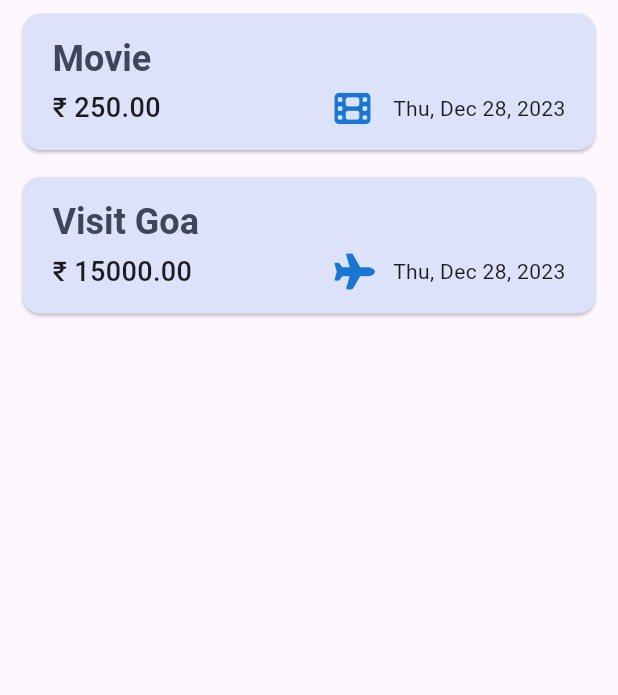
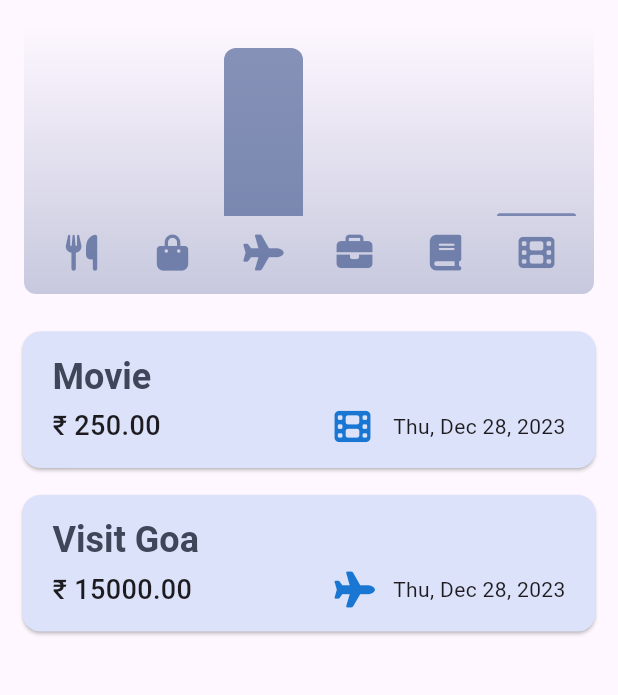
Before and after one commit to CodewithAnn/Expense_Tracker_App, a Flutter app: the screen it shows after launch, on a phone screen of 412 x 824 dp, the part 84-779 px from its top. Run offline on Flutter 3.47's test engine with Material 3 defaults, Android fonts, the phone set to English and light mode, and no system bars; our stand-ins replace font_awesome_flutter; missing offline and left inert: dart:ffi.

Commit message:
charts for visulization

```diff
--- /dev/null
+++ b/lib/Components/chart/chart.dart
@@ -0,0 +1,97 @@
+import 'package:flutter/material.dart';
+
+import 'package:expense_tracker/Components/chart/chart_bar.dart';
+import 'package:expense_tracker/models/expense.dart';
+
+class Chart extends StatelessWidget {
+  const Chart({super.key, required this.expenses});
+
+  final List<Expense> expenses;
+
+  List<ExpenseBucket> get buckets {
+    return [
+      ExpenseBucket.forCategory(expenses, Category.food),
+      ExpenseBucket.forCategory(expenses, Category.miscellaneous),
+      ExpenseBucket.forCategory(expenses, Category.travel),
+      ExpenseBucket.forCategory(expenses, Category.work),
+      ExpenseBucket.forCategory(expenses, Category.education),
+      ExpenseBucket.forCategory(expenses, Category.entertainment),
+    ];
+  }
+
+  double get maxTotalExpense {
+    double maxTotalExpense = 0;
+
+    for (final bucket in buckets) {
+      if (bucket.totalExpenses > maxTotalExpense) {
+        maxTotalExpense = bucket.totalExpenses;
+      }
+    }
+
+    return maxTotalExpense;
+  }
+
+  @override
+  Widget build(BuildContext context) {
+    final isDarkMode =
+        MediaQuery.of(context).platformBrightness == Brightness.dark;
+    return Container(
+      margin: const EdgeInsets.all(16),
+      padding: const EdgeInsets.symmetric(
+        vertical: 16,
+        horizontal: 8,
+      ),
+      width: double.infinity,
+      height: 180,
+      decoration: BoxDecoration(
+        borderRadius: BorderRadius.circular(8),
+        gradient: LinearGradient(
+          colors: [
+            Theme.of(context).colorScheme.primary.withOpacity(0.3),
+            Theme.of(context).colorScheme.primary.withOpacity(0.0)
+          ],
+          begin: Alignment.bottomCenter,
+          end: Alignment.topCenter,
+        ),
+      ),
+      child: Column(
+        children: [
+          Expanded(
+            child: Row(
+              crossAxisAlignment: CrossAxisAlignment.end,
+              children: [
+                for (final bucket in buckets) // alternative to map()
+                  ChartBar(
+                    fill: bucket.totalExpenses == 0
+                        ? 0
+                        : bucket.totalExpenses / maxTotalExpense,
+                  )
+              ],
+            ),
+          ),
+          const SizedBox(height: 12),
+          Row(
+            children: buckets
+                .map(
+                  (bucket) => Expanded(
+                    child: Padding(
+                      padding: const EdgeInsets.symmetric(horizontal: 4),
+                      child: Icon(
+                        categoryIcons[bucket.category],
+                        color: isDarkMode
+                            ? Theme.of(context).colorScheme.secondary
+                            : Theme.of(context)
+                                .colorScheme
+                                .primary
+                                .withOpacity(0.7),
+                      ),
+                    ),
+                  ),
+                )
+                .toList(),
+          )
+        ],
+      ),
+    );
+  }
+}
--- /dev/null
+++ b/lib/Components/chart/chart_bar.dart
@@ -0,0 +1,34 @@
+import 'package:flutter/material.dart';
+
+class ChartBar extends StatelessWidget {
+  const ChartBar({
+    super.key,
+    required this.fill,
+  });
+
+  final double fill;
+
+  @override
+  Widget build(BuildContext context) {
+    final isDarkMode =
+        MediaQuery.of(context).platformBrightness == Brightness.dark;
+    return Expanded(
+      child: Padding(
+        padding: const EdgeInsets.symmetric(horizontal: 4),
+        child: FractionallySizedBox(
+          heightFactor: fill,
+          child: DecoratedBox(
+            decoration: BoxDecoration(
+              shape: BoxShape.rectangle,
+              borderRadius:
+                  const BorderRadius.vertical(top: Radius.circular(8)),
+              color: isDarkMode
+                  ? Theme.of(context).colorScheme.secondary
+                  : Theme.of(context).colorScheme.primary.withOpacity(0.65),
+            ),
+          ),
+        ),
+      ),
+    );
+  }
+}
--- a/lib/Components/const/kcolors.dart
+++ b/lib/Components/const/kcolors.dart
@@ -4,5 +4,7 @@ var kColorScheme = ColorScheme.fromSeed(
   seedColor: const Color.fromRGBO(57, 99, 192, 1),
 );
 
-var kDarkColorScheme =
-    ColorScheme.fromSeed(seedColor: const Color.fromRGBO(120, 228, 255, 1));
+var kDarkColorScheme = ColorScheme.fromSeed(
+  seedColor: const Color.fromRGBO(120, 228, 255, 1),
+  //brightness: Brightness.dark,
+);
--- a/lib/models/expense.dart
+++ b/lib/models/expense.dart
@@ -43,3 +43,28 @@ class Expense {
     return formatter.format(date);
   }
 }
+
+class ExpenseBucket {
+  const ExpenseBucket({
+    required this.category,
+    required this.expenses,
+  });
+
+  ExpenseBucket.forCategory(List<Expense> allExpenses, this.category)
+      : expenses = allExpenses
+            .where((expense) => expense.category == category)
+            .toList();
+
+  final Category category;
+  final List<Expense> expenses;
+
+  double get totalExpenses {
+    double sum = 0;
+
+    for (final expense in expenses) {
+      sum += expense.amount;
+    }
+
+    return sum;
+  }
+}
--- a/lib/widgets/expenses.dart
+++ b/lib/widgets/expenses.dart
@@ -1,5 +1,6 @@
 import 'dart:ffi';
 
+import 'package:expense_tracker/Components/chart/chart.dart';
 import 'package:expense_tracker/widgets/expense_list/expense_list.dart';
 import 'package:expense_tracker/widgets/new_expense..dart';
 import 'package:flutter/material.dart';
@@ -75,6 +76,7 @@ class _ExpensesState extends State<Expenses> {
         ],
       ),
       body: Column(children: [
+        Chart(expenses: _registeredExpenses),
         Expanded(
           child: ExpenseList(
               expense: _registeredExpenses, onRemoveExpense: _removeExpense),
```
